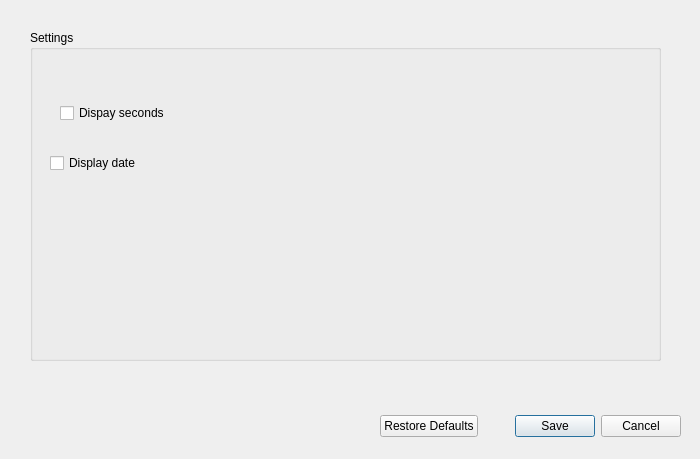
First picture: the form in src/ui/settings.ui, repository DOOMer/aotc, before the edit.
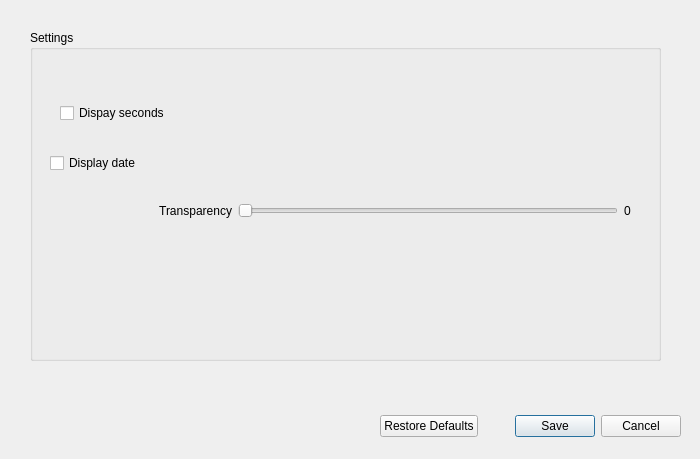
Second picture: the form after the edit.

Commit message: Add slider to settings dialog for set trancparency

What changed in the file:
```diff
--- a/src/ui/settings.ui
+++ b/src/ui/settings.ui
@@ -67,6 +67,51 @@
      <string>Display date</string>
     </property>
    </widget>
+   <widget class="QWidget" name="">
+    <property name="geometry">
+     <rect>
+      <x>10</x>
+      <y>170</y>
+      <width>591</width>
+      <height>22</height>
+     </rect>
+    </property>
+    <layout class="QHBoxLayout" name="horizontalLayout">
+     <item>
+      <widget class="QLabel" name="labTransparency">
+       <property name="minimumSize">
+        <size>
+         <width>192</width>
+         <height>0</height>
+        </size>
+       </property>
+       <property name="text">
+        <string>Transparency</string>
+       </property>
+       <property name="alignment">
+        <set>Qt::AlignRight|Qt::AlignTrailing|Qt::AlignVCenter</set>
+       </property>
+      </widget>
+     </item>
+     <item>
+      <widget class="QSlider" name="sliderTransparency">
+       <property name="maximum">
+        <number>255</number>
+       </property>
+       <property name="orientation">
+        <enum>Qt::Horizontal</enum>
+       </property>
+      </widget>
+     </item>
+     <item>
+      <widget class="QLabel" name="labTransparencySelected">
+       <property name="text">
+        <string>0</string>
+       </property>
+      </widget>
+     </item>
+    </layout>
+   </widget>
   </widget>
  </widget>
  <resources/>
```
The commit also changes 3 other files.
